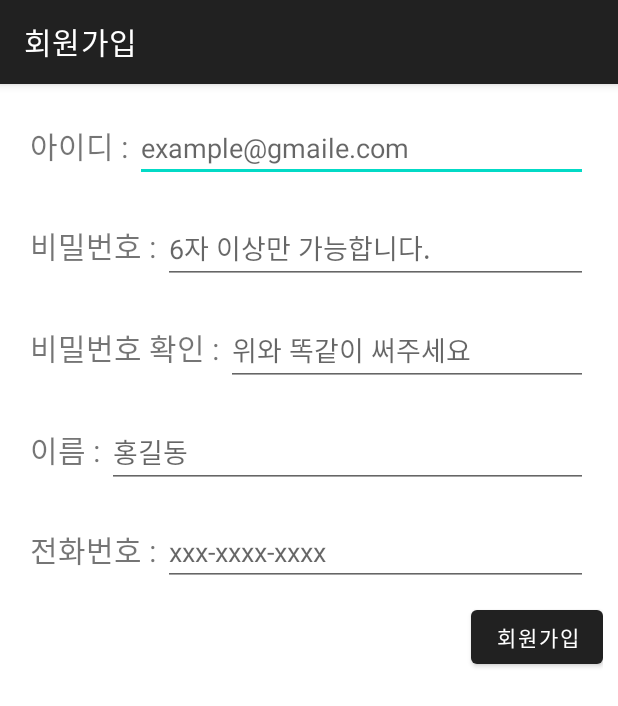
After one commit to KangJiSseok/Mobility, an Android app: the SignUpActivity screen opened directly, with no data from a screen before it, on a phone screen of 412 x 824 dp. The commit adds this screen. Shown: the top 706 px of the screen. Run offline under Robolectric (Android 15) with nearby library versions, the phone set to English and light mode, and no system bars.

Commit message:
Add signup view

```diff
--- a/app/src/main/AndroidManifest.xml
+++ b/app/src/main/AndroidManifest.xml
@@ -3,6 +3,7 @@
     xmlns:tools="http://schemas.android.com/tools">
 
     <application
+        android:name=".MyApplication"
         android:allowBackup="true"
         android:dataExtractionRules="@xml/data_extraction_rules"
         android:fullBackupContent="@xml/backup_rules"
@@ -10,20 +11,22 @@
         android:label="@string/app_name"
         android:roundIcon="@mipmap/ic_launcher_round"
         android:supportsRtl="true"
-        android:name=".MyApplication"
         android:theme="@style/Theme.MaterialComponents.Light.DarkActionBar"
         tools:targetApi="31">
         <activity
-            android:name="com.example.mobility.AddInfoActivity"
+            android:name=".SignUpActivity"
             android:exported="false" />
         <activity
-            android:name="com.example.mobility.CarInfoActivity"
+            android:name=".AddInfoActivity"
             android:exported="false" />
         <activity
-            android:name="com.example.mobility.RepairInfoActivity"
+            android:name=".CarInfoActivity"
             android:exported="false" />
         <activity
-            android:name="com.example.mobility.MainActivity"
+            android:name=".RepairInfoActivity"
+            android:exported="false" />
+        <activity
+            android:name=".MainActivity"
             android:exported="true">
             <intent-filter>
                 <action android:name="android.intent.action.MAIN" />
--- a/app/src/main/java/com/example/mobility/MainActivity.kt
+++ b/app/src/main/java/com/example/mobility/MainActivity.kt
@@ -24,7 +24,7 @@ class MainActivity : AppCompatActivity() {
         }
 
         //회원가입 시작
-        binding.btnSignup.setOnClickListener {
+        binding.btnGotoSignup.setOnClickListener {
             val email = binding.ID.text.toString()
             val password = binding.PassWord.text.toString()
 
--- /dev/null
+++ b/app/src/main/java/com/example/mobility/SignUpActivity.kt
@@ -0,0 +1,15 @@
+package com.example.mobility
+
+import androidx.appcompat.app.AppCompatActivity
+import android.os.Bundle
+import com.example.mobility.databinding.ActivitySignUpBinding
+
+class SignUpActivity : AppCompatActivity() {
+    override fun onCreate(savedInstanceState: Bundle?) {
+        super.onCreate(savedInstanceState)
+        val binding = ActivitySignUpBinding.inflate(layoutInflater)
+        setContentView(binding.root)
+
+        title = "회원가입"
+    }
+}
--- a/app/src/main/res/layout/activity_main.xml
+++ b/app/src/main/res/layout/activity_main.xml
@@ -35,7 +35,7 @@
            android:orientation="horizontal">
 
            <Button
-               android:id="@+id/btn_signup"
+               android:id="@+id/btn_goto_signup"
                android:layout_width="wrap_content"
                android:layout_height="wrap_content"
                android:layout_gravity="left"
--- /dev/null
+++ b/app/src/main/res/layout/activity_sign_up.xml
@@ -0,0 +1,102 @@
+<?xml version="1.0" encoding="utf-8"?>
+<LinearLayout xmlns:android="http://schemas.android.com/apk/res/android"
+    xmlns:app="http://schemas.android.com/apk/res-auto"
+    xmlns:tools="http://schemas.android.com/tools"
+    android:layout_width="match_parent"
+    android:layout_height="match_parent"
+    tools:context=".SignUpActivity"
+    android:orientation="vertical"
+    android:padding="10dp">
+
+    <LinearLayout
+        android:layout_width="match_parent"
+        android:layout_height="wrap_content"
+        android:orientation="horizontal"
+        android:padding="10dp">
+        <TextView
+            android:layout_width="wrap_content"
+            android:layout_height="wrap_content"
+            android:text="아이디 : "
+            android:textSize="20dp"/>
+        <EditText
+            android:id="@+id/signup_id"
+            android:layout_width="match_parent"
+            android:layout_height="wrap_content"
+            android:hint="example@gmaile.com"/>
+    </LinearLayout>
+
+    <LinearLayout
+        android:layout_width="match_parent"
+        android:layout_height="wrap_content"
+        android:orientation="horizontal"
+        android:padding="10dp">
+        <TextView
+            android:layout_width="wrap_content"
+            android:layout_height="wrap_content"
+            android:text="비밀번호 : "
+            android:textSize="20dp"/>
+        <EditText
+            android:id="@+id/signup_password"
+            android:layout_width="match_parent"
+            android:layout_height="wrap_content"
+            android:hint="6자 이상만 가능합니다."/>
+    </LinearLayout>
+
+    <LinearLayout
+        android:layout_width="match_parent"
+        android:layout_height="wrap_content"
+        android:orientation="horizontal"
+        android:padding="10dp">
+        <TextView
+            android:layout_width="wrap_content"
+            android:layout_height="wrap_content"
+            android:text="비밀번호 확인 : "
+            android:textSize="20dp"/>
+        <EditText
+            android:id="@+id/check_password"
+            android:layout_width="match_parent"
+            android:layout_height="wrap_content"
+            android:hint="위와 똑같이 써주세요"/>
+    </LinearLayout>
+
+    <LinearLayout
+        android:layout_width="match_parent"
+        android:layout_height="wrap_content"
+        android:orientation="horizontal"
+        android:padding="10dp">
+        <TextView
+            android:layout_width="wrap_content"
+            android:layout_height="wrap_content"
+            android:text="이름 : "
+            android:textSize="20dp"/>
+        <EditText
+            android:id="@+id/signup_name"
+            android:layout_width="match_parent"
+            android:layout_height="wrap_content"
+            android:hint="홍길동"/>
+    </LinearLayout>
+
+    <LinearLayout
+        android:layout_width="match_parent"
+        android:layout_height="wrap_content"
+        android:orientation="horizontal"
+        android:padding="10dp">
+        <TextView
+            android:layout_width="wrap_content"
+            android:layout_height="wrap_content"
+            android:text="전화번호 : "
+            android:textSize="20dp"/>
+        <EditText
+            android:id="@+id/signup_phone"
+            android:layout_width="match_parent"
+            android:layout_height="wrap_content"
+            android:hint="xxx-xxxx-xxxx"/>
+    </LinearLayout>
+
+    <Button
+        android:id="@+id/btn_signup"
+        android:layout_width="wrap_content"
+        android:layout_height="wrap_content"
+        android:text="회원가입"
+        android:layout_gravity="right"/>
+</LinearLayout>
```
